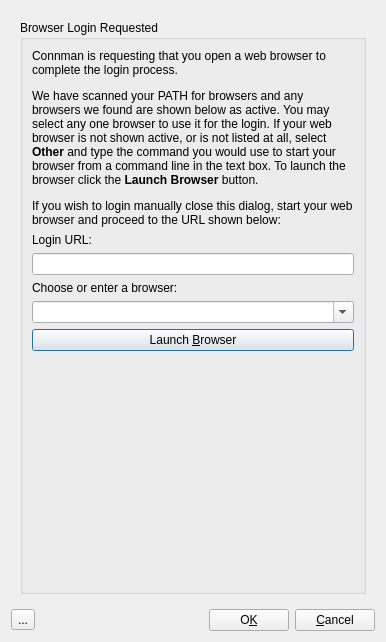
andrew-bibb/cmst, file apps/cmstapp/code/agent/ui/agent.ui: the form before one commit.
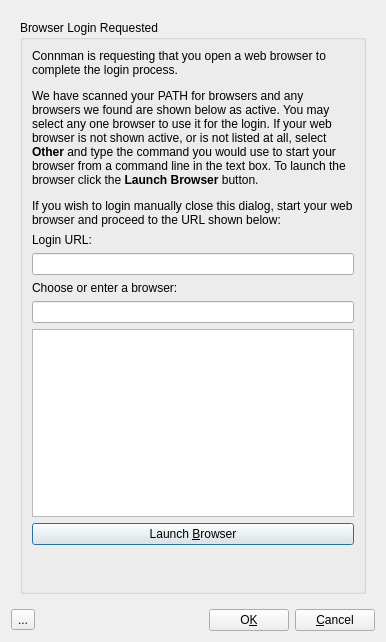
The form after the commit. Icons and pictures are not drawn.

Commit message:
Replace browsers comboBox with a listView and lineInput
This way the browser choices will be on screen without requiring a
click to show a pop up

```diff
--- a/apps/cmstapp/code/agent/ui/agent.ui
+++ b/apps/cmstapp/code/agent/ui/agent.ui
@@ -287,11 +287,7 @@
          </property>
          <layout class="QGridLayout" name="gridLayout_7">
           <item row="3" column="0">
-           <widget class="QComboBox" name="comboBox_browser">
-            <property name="editable">
-             <bool>true</bool>
-            </property>
-           </widget>
+           <widget class="QLineEdit" name="lineEdit_browser"/>
           </item>
           <item row="2" column="0">
            <widget class="QLabel" name="label_browser">
@@ -334,7 +330,7 @@
             </item>
            </layout>
           </item>
-          <item row="6" column="0">
+          <item row="7" column="0">
            <widget class="QPushButton" name="pushButton_launch_browser">
             <property name="whatsThis">
              <string>&lt;html&gt;&lt;head/&gt;&lt;body&gt;&lt;p&gt;Use this button to launch the selected browser. The browser will open at the page shown in the Login URL box.&lt;/p&gt;&lt;/body&gt;&lt;/html&gt;</string>
@@ -344,7 +340,7 @@
             </property>
            </widget>
           </item>
-          <item row="7" column="0">
+          <item row="8" column="0">
            <spacer name="verticalSpacer">
             <property name="orientation">
              <enum>Qt::Vertical</enum>
@@ -357,6 +353,9 @@
             </property>
            </spacer>
           </item>
+          <item row="4" column="0">
+           <widget class="QListView" name="listView_browsers"/>
+          </item>
          </layout>
         </widget>
        </item>
```
The commit also changes 2 other files.
